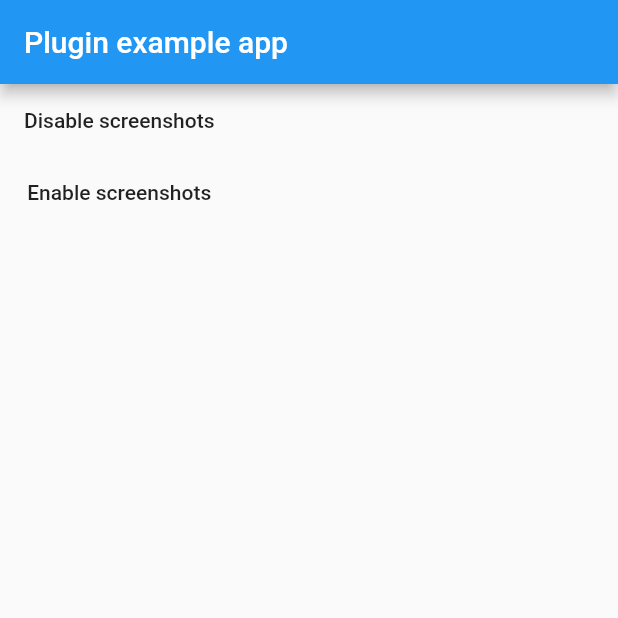
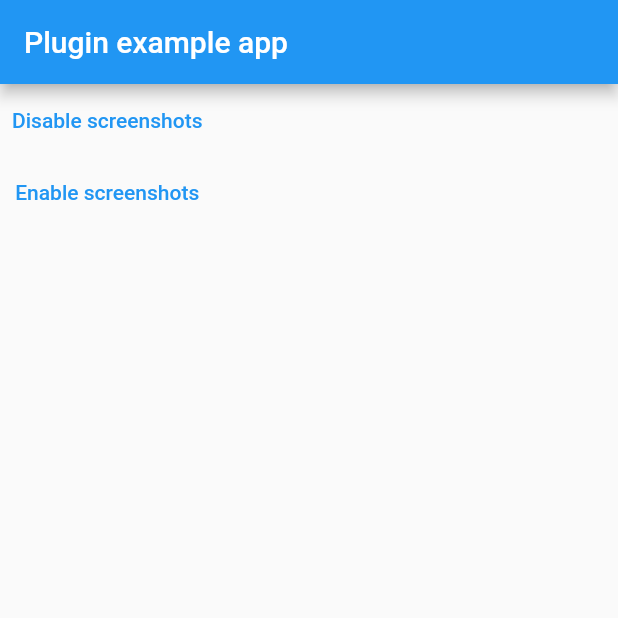
Before and after one commit to jeroentrappers/flutter_screenshot_switcher, a Flutter app: the screen it shows after launch, after a tap on "Disable screenshots", on a phone screen of 412 x 824 dp, the top half of it. Run offline on Flutter 3.47's test engine with Material 2 defaults, Android fonts, the phone set to English and light mode, and no system bars.

Commit message:
upgrade min dart-sdk to 2.12.0 & upgrade dependencies

```diff
--- a/example/lib/main.dart
+++ b/example/lib/main.dart
@@ -26,10 +26,10 @@ class _MyAppState extends State<MyApp> {
         ),
         body:
         Column(children: <Widget>[
-            FlatButton(child:Text("Disable screenshots"), onPressed: () async {
+            TextButton(child:Text("Disable screenshots"), onPressed: () async {
               await FlutterScreenshotSwitcher.disableScreenshots();
             },),
-            FlatButton(child:Text("Enable screenshots"), onPressed: () async {
+            TextButton(child:Text("Enable screenshots"), onPressed: () async {
               await FlutterScreenshotSwitcher.enableScreenshots();
             },)]
         ),
--- a/pubspec.yaml
+++ b/pubspec.yaml
@@ -4,7 +4,7 @@ version: 1.2.0
 homepage: https://github.com/jeroentrappers/flutter_screenshot_switcher
 
 environment:
-  sdk: ">=2.1.0 <3.0.0"
+  sdk: '>=2.12.0 <3.0.0'
   flutter: ">=1.10.0 <2.0.0"
 
 dependencies:
```
Also changed, not shown: example/pubspec.lock, pubspec.lock.
